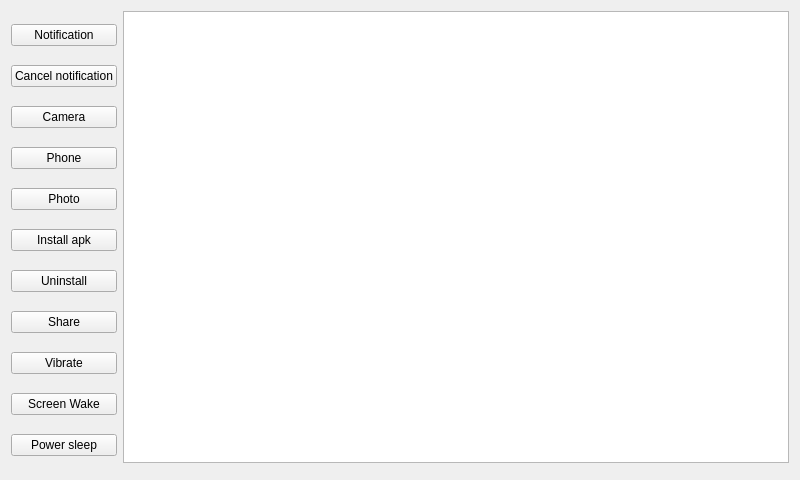
The window that daemon/MainWindow.ui (KangLin/QtAndroidUtils) describes before a commit, drawn with Qt 5.
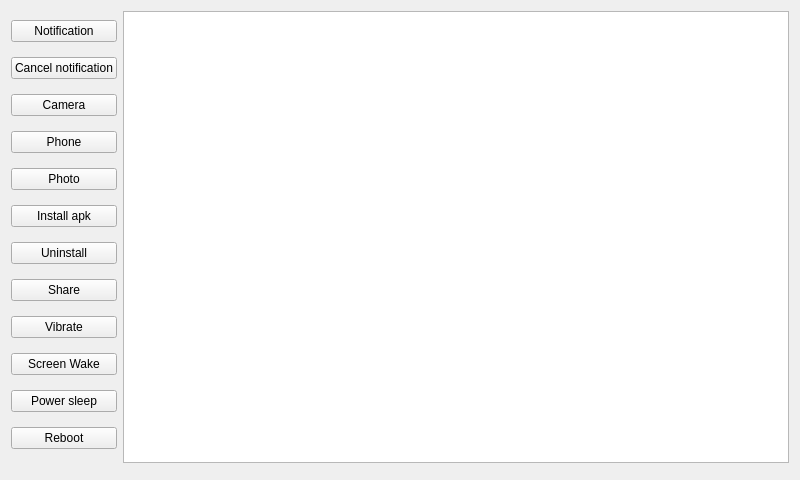
The same window after the commit.

```diff
--- a/daemon/MainWindow.ui
+++ b/daemon/MainWindow.ui
@@ -94,6 +94,13 @@
         </property>
        </widget>
       </item>
+      <item>
+       <widget class="QPushButton" name="rbReboot">
+        <property name="text">
+         <string>Reboot</string>
+        </property>
+       </widget>
+      </item>
      </layout>
     </item>
     <item row="0" column="1">
```
